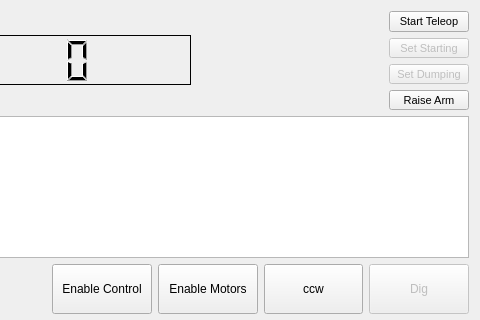
Before: the Qt Designer form src/tfr_mission_control/src/tfr_mission_control/mission_control.ui in TrickfireRobotics/NasaRmc2018, drawn with Qt 5; both pictures show x 276 to 756 and y 0 to 320 of the 756 by 417 pixel window.
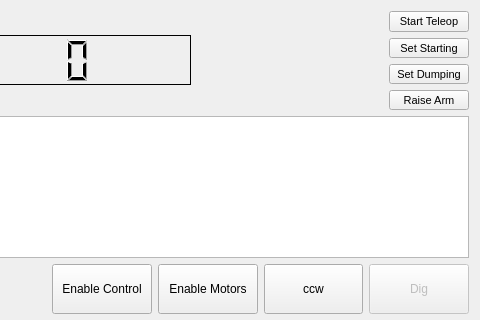
After: the same form once the commit is applied.

The edit to the form file:
```diff
--- a/src/tfr_mission_control/src/tfr_mission_control/mission_control.ui
+++ b/src/tfr_mission_control/src/tfr_mission_control/mission_control.ui
@@ -124,7 +124,7 @@
        <item>
         <widget class="QPushButton" name="reset_starting_button">
          <property name="enabled">
-          <bool>false</bool>
+          <bool>true</bool>
          </property>
          <property name="sizePolicy">
           <sizepolicy hsizetype="Minimum" vsizetype="Maximum">
@@ -151,7 +151,7 @@
        <item>
         <widget class="QPushButton" name="reset_dumping_button">
          <property name="enabled">
-          <bool>false</bool>
+          <bool>true</bool>
          </property>
          <property name="minimumSize">
           <size>
```
